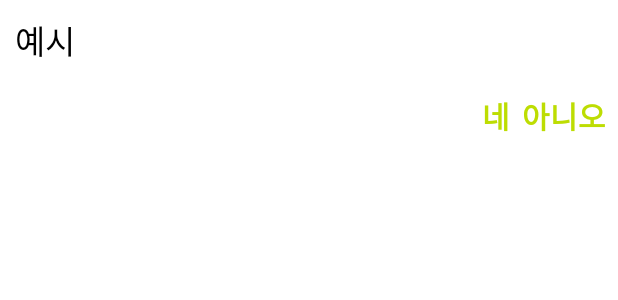
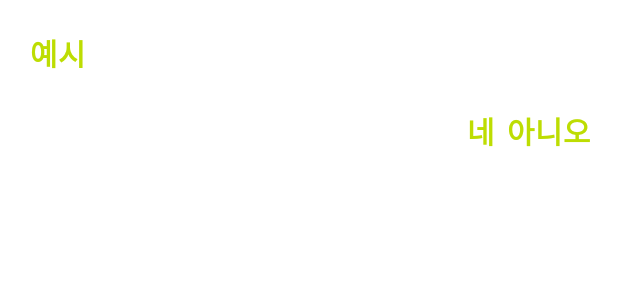
Before and after one commit to chmin1020/ShoppingCart, an Android app: the layout custom_dialog.xml on its own in the app's theme, with its tools: preview values and no code run, on a phone screen of 412 x 824 dp. Shown: the top 300 px of the screen. Run offline under Robolectric (Android 15) with nearby library versions, the phone set to English and light mode, and no system bars.

Commit message:
change style a little

```diff
--- a/app/src/main/java/com/FallTurtle/shoppingcart/activities/RecordActivity.kt
+++ b/app/src/main/java/com/FallTurtle/shoppingcart/activities/RecordActivity.kt
@@ -2,17 +2,14 @@ package com.FallTurtle.shoppingcart.activities
 
 import android.content.Intent
 import android.os.Bundle
-import android.util.Log
 import android.widget.Toast
 import androidx.appcompat.app.AppCompatActivity
 import androidx.lifecycle.ViewModelProvider
 import androidx.recyclerview.widget.LinearLayoutManager
 import com.FallTurtle.shoppingcart.MVVM.roomViewModel
-import com.FallTurtle.shoppingcart.R
 import com.FallTurtle.shoppingcart.adapter.smallListAdapter
 import com.FallTurtle.shoppingcart.databinding.ActivityRecordBinding
 import com.FallTurtle.shoppingcart.item.bigList
-import kotlinx.android.synthetic.main.activity_record.*
 import java.text.SimpleDateFormat
 import java.util.*
 import kotlin.properties.Delegates
--- a/app/src/main/res/layout/custom_dialog.xml
+++ b/app/src/main/res/layout/custom_dialog.xml
@@ -2,6 +2,7 @@
 <LinearLayout xmlns:android="http://schemas.android.com/apk/res/android"
     android:layout_width="match_parent"
     android:layout_height="100dp"
+    android:layout_margin="10dp"
     android:orientation="vertical"
     android:weightSum="2">
 
@@ -10,11 +11,10 @@
         android:layout_width="match_parent"
         android:layout_height="0dp"
         android:layout_weight="1"
+        style="@style/customDialogButton"
         android:paddingTop="10dp"
         android:paddingStart="10dp"
         android:paddingEnd="10dp"
-        android:textColor="#000000"
-        android:textSize="22sp"
         android:text="@string/example"/>
 
     <LinearLayout
--- a/app/src/main/res/values-night/styles.xml
+++ b/app/src/main/res/values-night/styles.xml
@@ -1,7 +1,7 @@
 <resources>
     <style name="AppTheme" parent="Theme.MaterialComponents.DayNight">
         <!-- Customize your theme here. -->
-        <item name="colorPrimary">@color/colorPrimary</item>
+        <item name="colorPrimary">#91B663</item>
         <item name="colorPrimaryDark">@color/colorPrimaryDark</item>
         <item name="colorAccent">@color/colorAccent</item>
         <item name="windowActionBar">false</item>
```
Also changed, not shown: app/src/main/res/values/strings.xml (line endings or trailing spaces).
